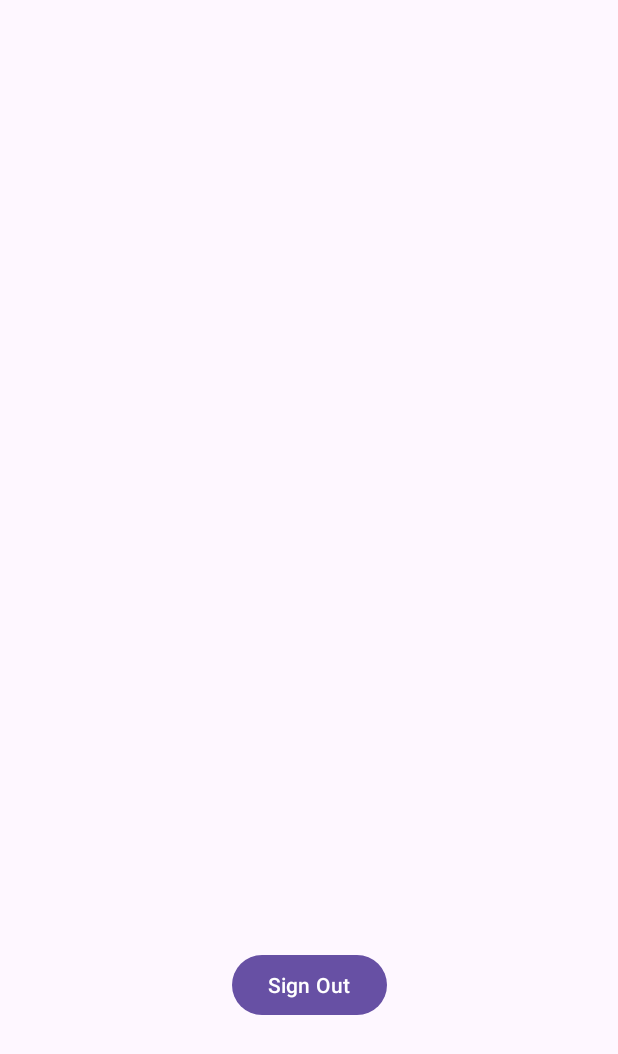
After one commit to mirzahilmi/locavest, an Android app: the AfterSignUp screen opened directly, with no data from a screen before it, on a phone screen of 412 x 824 dp. The commit adds this screen. Shown: the top 1054 px of the screen. Run offline under Robolectric (Android 15) with nearby library versions, the phone set to English and light mode, and no system bars; our stand-ins replace Firebase (no records; nobody signed in at launch, a user with empty details on screens opened directly).

Commit message:
Sign Up using Firebase

```diff
--- a/app/build.gradle.kts
+++ b/app/build.gradle.kts
@@ -51,6 +51,8 @@ dependencies {
     implementation("androidx.fragment:fragment-ktx:1.3.6")
     implementation(platform("com.google.firebase:firebase-bom:33.0.0"))
     implementation("com.google.firebase:firebase-analytics")
+    implementation("com.google.firebase:firebase-auth")
+    implementation ("com.firebaseui:firebase-ui-auth:7.2.0")
     testImplementation("junit:junit:4.13.2")
     androidTestImplementation("androidx.test.ext:junit:1.1.5")
     androidTestImplementation("androidx.test.espresso:espresso-core:3.5.1")
--- a/app/src/main/AndroidManifest.xml
+++ b/app/src/main/AndroidManifest.xml
@@ -2,6 +2,7 @@
 <manifest xmlns:android="http://schemas.android.com/apk/res/android"
     xmlns:tools="http://schemas.android.com/tools">
 
+    <uses-permission android:name="android.permission.INTERNET" />
     <application
         android:allowBackup="true"
         android:dataExtractionRules="@xml/data_extraction_rules"
@@ -12,6 +13,9 @@
         android:supportsRtl="true"
         android:theme="@style/Theme.ProjekAkhirPAM"
         tools:targetApi="31">
+        <activity
+            android:name=".AfterSignUp"
+            android:exported="false" />
         <activity
             android:name=".WelcomePage"
             android:exported="false" />
--- /dev/null
+++ b/app/src/main/java/com/example/projekakhirpam/AfterSignUp.kt
@@ -0,0 +1,43 @@
+package com.example.projekakhirpam
+
+import androidx.appcompat.app.AppCompatActivity
+import android.os.Bundle
+import android.widget.Button
+import android.widget.TextView
+import android.content.Intent
+import com.google.firebase.auth.FirebaseAuth
+
+
+class AfterSignUp : AppCompatActivity() {
+    lateinit var welcomeTextView : TextView
+    lateinit var signoutButton : Button
+    override fun onCreate(savedInstanceState: Bundle?) {
+        super.onCreate(savedInstanceState)
+        setContentView(R.layout.after_sign_up)
+        welcomeTextView = findViewById(R.id.welcome_message)
+        signoutButton = findViewById(R.id.btSignout)
+
+        val welcomeMessage = intent.getStringExtra("WELCOME_MESSAGE")
+        welcomeTextView.text = welcomeMessage
+
+        signoutButton.setOnClickListener{
+            signOut()
+        }
+
+    }
+
+    private fun signOut() {
+        FirebaseAuth.getInstance().signOut()
+        navigateToSignInPage()
+    }
+
+
+    private fun navigateToSignInPage() {
+        val intent = Intent(this, SignupPage::class.java)
+        intent.flags = Intent.FLAG_ACTIVITY_NEW_TASK or Intent.FLAG_ACTIVITY_CLEAR_TASK
+        startActivity(intent)
+        finish()
+    }
+
+
+}
--- /dev/null
+++ b/app/src/main/res/layout/after_sign_up.xml
@@ -0,0 +1,32 @@
+<?xml version="1.0" encoding="utf-8"?>
+<androidx.constraintlayout.widget.ConstraintLayout xmlns:android="http://schemas.android.com/apk/res/android"
+    xmlns:app="http://schemas.android.com/apk/res-auto"
+    xmlns:tools="http://schemas.android.com/tools"
+    android:layout_width="match_parent"
+    android:layout_height="match_parent"
+    tools:context=".AfterSignUp">
+
+    <TextView
+        android:id="@+id/welcome_message"
+        android:layout_width="313dp"
+        android:layout_height="77dp"
+        android:layout_marginTop="100dp"
+        android:autoSizeTextType="uniform"
+        android:gravity="center"
+        android:text="Welcome"
+        app:layout_constraintEnd_toEndOf="parent"
+        app:layout_constraintStart_toStartOf="parent"
+        app:layout_constraintTop_toTopOf="parent" />
+
+    <Button
+        android:id="@+id/btSignout"
+        android:layout_width="wrap_content"
+        android:layout_height="wrap_content"
+        android:layout_marginTop="312dp"
+        android:text="Sign Out"
+        app:layout_constraintBottom_toBottomOf="parent"
+        app:layout_constraintEnd_toEndOf="parent"
+        app:layout_constraintStart_toStartOf="parent"
+        app:layout_constraintTop_toBottomOf="@+id/welcome_message" />
+
+</androidx.constraintlayout.widget.ConstraintLayout>
```
Also changed, not shown: app/src/main/java/com/example/projekakhirpam/SignupPage.kt (+63 -1 lines), app/src/main/res/layout/activity_signup_page.xml (+6 -12 lines), 2 other files.
